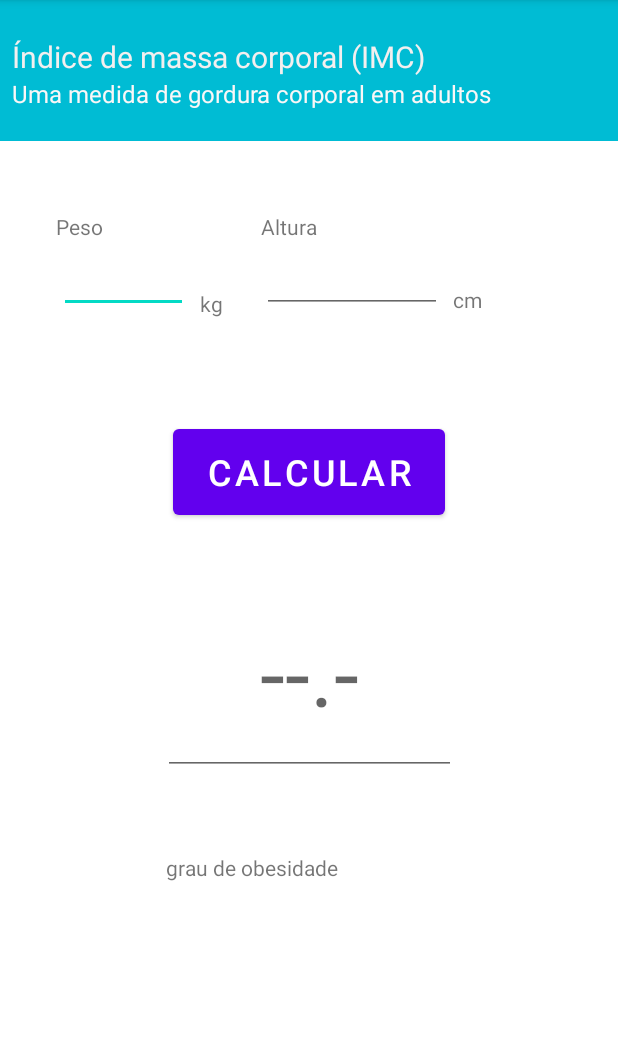
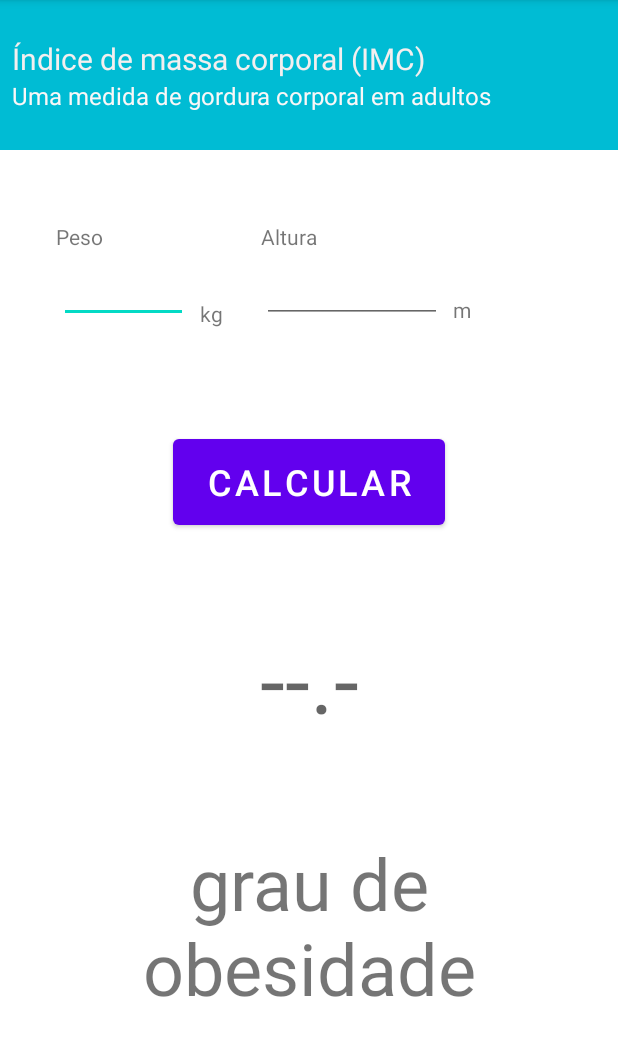
Before and after one commit to evslopes/TP5-DesenvolvimentoAndroid-IMC, an Android app: the screen it shows after launch (MainActivity), on a phone screen of 412 x 824 dp, the part 84-1140 px from its top. Run offline under Robolectric (Android 15) with nearby library versions, the phone set to English and light mode, and no system bars.

```diff
--- a/app/build.gradle
+++ b/app/build.gradle
@@ -1,6 +1,7 @@
 plugins {
     id 'com.android.application'
     id 'kotlin-android'
+    id 'kotlin-android-extensions'
 }
 
 android {
--- a/app/src/main/res/layout/activity_main.xml
+++ b/app/src/main/res/layout/activity_main.xml
@@ -129,37 +129,39 @@
         app:layout_constraintStart_toStartOf="parent"
         app:layout_constraintTop_toBottomOf="@+id/lblKg" />
 
-    <EditText
+    <TextView
         android:id="@+id/editTextIMC"
-        android:layout_width="195dp"
-        android:layout_height="137dp"
+        android:layout_width="312dp"
+        android:layout_height="136dp"
         android:layout_marginStart="8dp"
-        android:layout_marginTop="30dp"
+        android:layout_marginTop="56dp"
         android:layout_marginEnd="8dp"
-        android:layout_marginBottom="44dp"
         android:ems="10"
         android:hint="@string/lblResultado"
         android:inputType="numberDecimal"
         android:textAlignment="center"
         android:textSize="60sp"
-        app:layout_constraintBottom_toTopOf="@+id/textViewGrauObesidade"
         app:layout_constraintEnd_toEndOf="parent"
+        app:layout_constraintHorizontal_bias="0.502"
         app:layout_constraintStart_toStartOf="parent"
         app:layout_constraintTop_toBottomOf="@+id/buttonCalcular" />
 
     <TextView
         android:id="@+id/textViewGrauObesidade"
-        android:layout_width="190dp"
-        android:layout_height="151dp"
+        android:layout_width="259dp"
+        android:layout_height="171dp"
         android:layout_marginStart="8dp"
         android:layout_marginTop="8dp"
         android:layout_marginEnd="8dp"
         android:layout_marginBottom="48dp"
         android:text="@string/lblGrau"
+        android:textAlignment="center"
+        android:textSize="48sp"
         app:layout_constraintBottom_toBottomOf="parent"
         app:layout_constraintEnd_toEndOf="parent"
-        app:layout_constraintHorizontal_bias="0.497"
+        app:layout_constraintHorizontal_bias="0.502"
         app:layout_constraintStart_toStartOf="parent"
-        app:layout_constraintTop_toBottomOf="@+id/editTextIMC" />
+        app:layout_constraintTop_toBottomOf="@+id/editTextIMC"
+        app:layout_constraintVertical_bias="0.0" />
 
 </androidx.constraintlayout.widget.ConstraintLayout>
--- a/app/src/main/res/values/strings.xml
+++ b/app/src/main/res/values/strings.xml
@@ -6,7 +6,7 @@
     <string name="lblAltura">Altura</string>
     <string name="lblIMC">IMC</string>
     <string name="lblKg">kg</string>
-    <string name="lblCm">cm</string>
+    <string name="lblCm">m</string>
     <string name="lblButton">CALCULAR</string>
     <string name="lblResultado">--.-</string>
     <string name="lblGrau">grau de obesidade</string>
```
Also changed, not shown: app/src/main/java/com/example/imc_tp5/Imc.kt (added, +17 -0 lines), app/src/main/java/com/example/imc_tp5/MainActivity.kt (+15 -0 lines), 2 other files.
